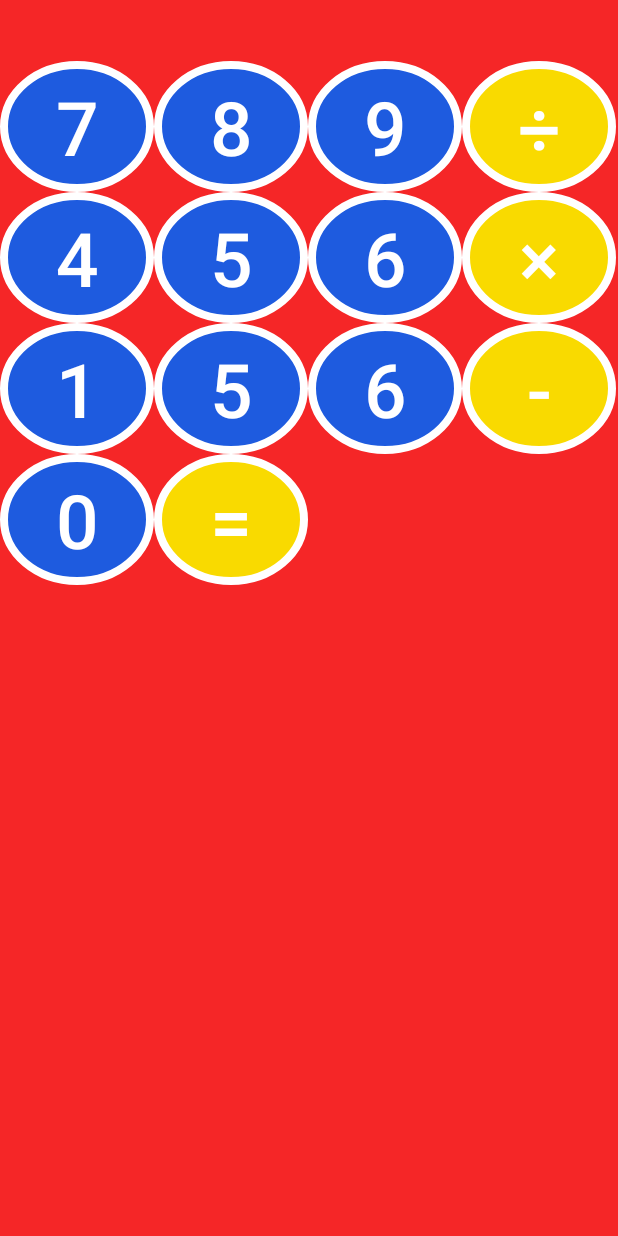
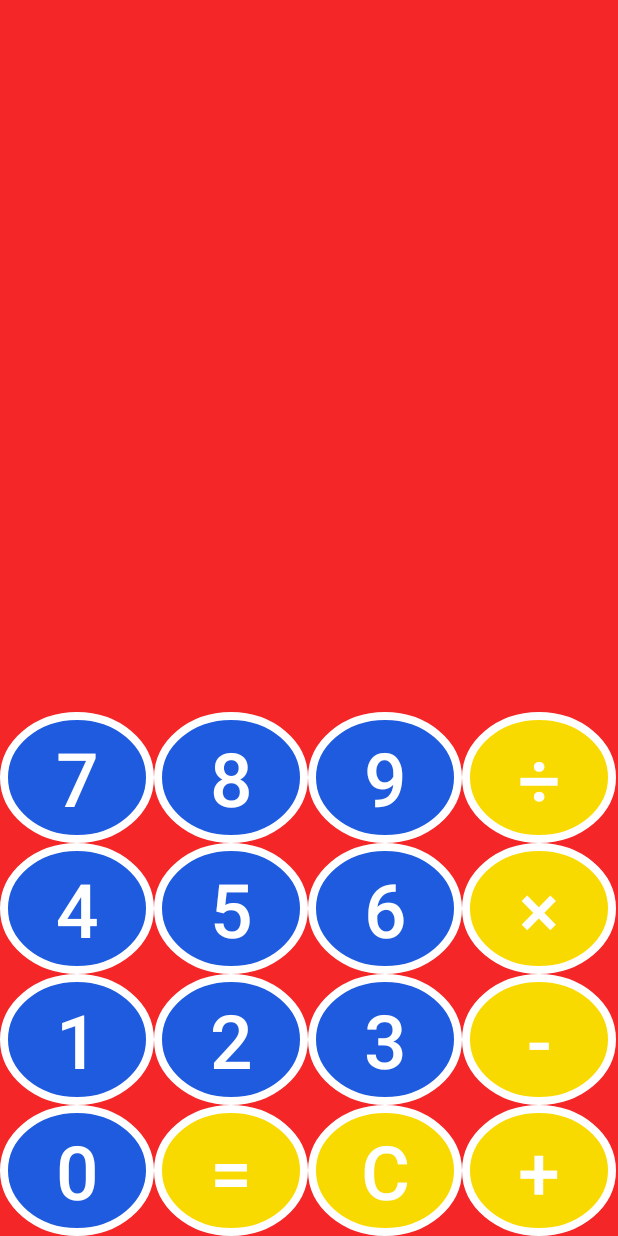
Before and after one commit to haldomae/Calculator_Sample_01, an Android app: the layout activity_main.xml on its own in the app's theme, with its tools: preview values and no code run, on a phone screen of 412 x 824 dp. Run offline under Robolectric (Android 15) with nearby library versions, the phone set to English and light mode, and no system bars.

Commit message:
基本的な計算処理を追加

```diff
--- a/app/build.gradle.kts
+++ b/app/build.gradle.kts
@@ -46,6 +46,7 @@ dependencies {
     implementation(libs.androidx.activity)
     implementation(libs.androidx.constraintlayout)
     testImplementation(libs.junit)
+    testImplementation("org.junit.jupiter:junit-jupiter:5.8.1")
     androidTestImplementation(libs.androidx.junit)
     androidTestImplementation(libs.androidx.espresso.core)
 }
--- a/app/src/main/res/layout/activity_main.xml
+++ b/app/src/main/res/layout/activity_main.xml
@@ -11,7 +11,7 @@
         android:id="@+id/calcLabel"
         android:layout_width="wrap_content"
         android:layout_height="wrap_content"
-        android:textSize="30sp"
+        android:textSize="50sp"
         app:layout_constraintTop_toTopOf="parent"
         app:layout_constraintStart_toStartOf="parent"
         app:layout_constraintEnd_toEndOf="parent"
@@ -23,10 +23,10 @@
         android:layout_width="match_parent"
         android:layout_height="wrap_content"
         android:stretchColumns="0,1,2,3"
-        app:layout_constraintTop_toBottomOf="@id/calcLabel"
+
         app:layout_constraintStart_toStartOf="parent"
         app:layout_constraintEnd_toEndOf="parent"
-        app:layout_constraintBottom_toTopOf="@+id/calcLabel">
+        app:layout_constraintBottom_toBottomOf="parent">
         <TableRow
             android:id="@+id/row1"
             android:layout_width="wrap_content"
@@ -90,12 +90,12 @@
                 android:id="@+id/key2"
                 style="@style/NumButtonStyle"
                 app:backgroundTint="@null"
-                android:text="@string/key_5"/>
+                android:text="@string/key_2"/>
             <Button
                 android:id="@+id/key3"
                 style="@style/NumButtonStyle"
                 app:backgroundTint="@null"
-                android:text="@string/key_6" />
+                android:text="@string/key_3" />
             <Button
                 android:id="@+id/keySub"
                 style="@style/OperatorButtonStyle"
@@ -112,11 +112,20 @@
                 app:backgroundTint="@null"
                 android:text="@string/key_0"
                 />
-
             <Button
                 android:id="@+id/keyEqual"
                 style="@style/OperatorButtonStyle"
                 android:text="@string/key_equal"
+                app:backgroundTint="@null" />
+            <Button
+                android:id="@+id/keyClear"
+                style="@style/OperatorButtonStyle"
+                android:text="@string/key_clear"
+                app:backgroundTint="@null" />
+            <Button
+                android:id="@+id/keyAdd"
+                style="@style/OperatorButtonStyle"
+                android:text="@string/key_add"
                 app:backgroundTint="@null" />
 
         </TableRow>
--- a/app/src/main/res/values/strings.xml
+++ b/app/src/main/res/values/strings.xml
@@ -15,4 +15,5 @@
     <string name="key_mul">×</string>
     <string name="key_div">÷</string>
     <string name="key_equal">=</string>
+    <string name="key_clear">C</string>
 </resources>
```
Also changed, not shown: app/src/main/java/com/hal_domae/calculator_sample_01/Calculator.kt (added, +38 -0 lines), app/src/main/java/com/hal_domae/calculator_sample_01/MainActivity.kt (+72 -0 lines).
